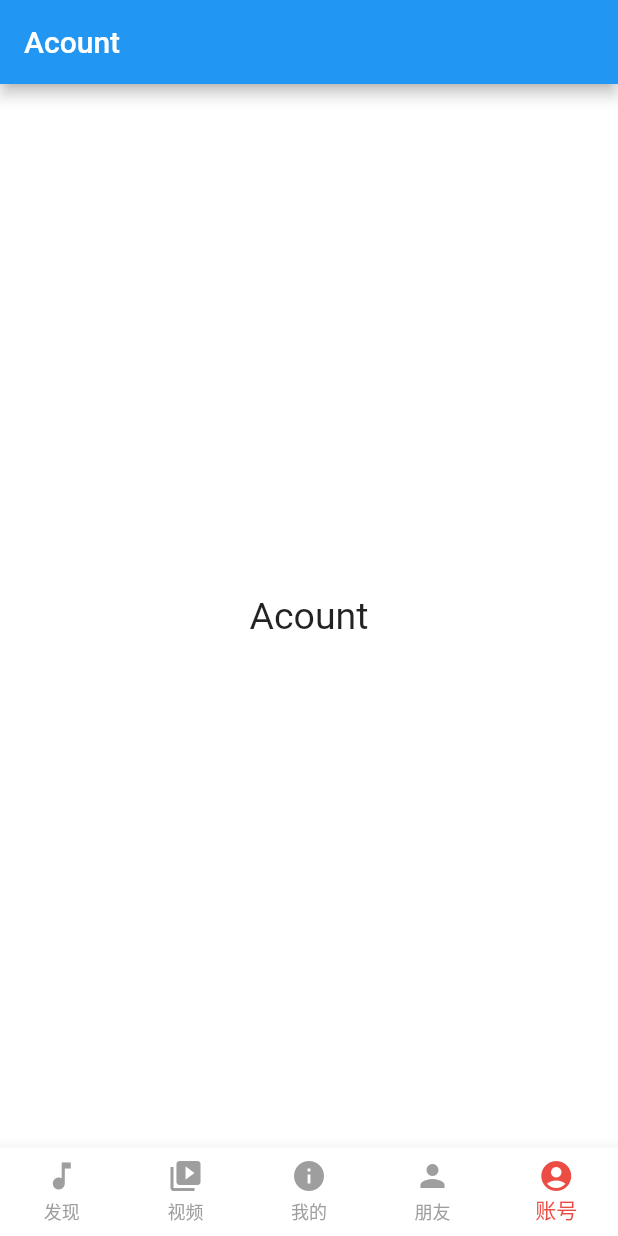
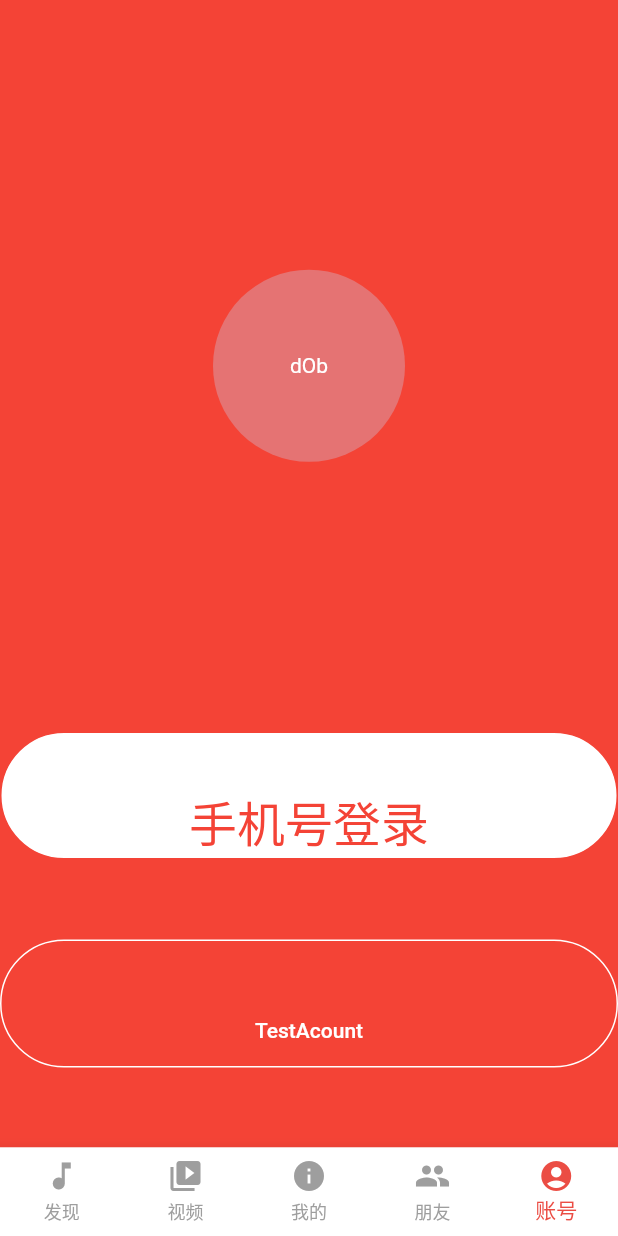
Before and after one commit to o1298098/Flutter-CloudMusic, a Flutter app: the screen it shows after launch, item 5 of the bottom bar chosen, on a phone screen of 412 x 824 dp. Run offline on Flutter 3.47's test engine with Material 2 defaults, Android fonts, the phone set to English and light mode, and no system bars; our stand-ins replace cached_network_image, cookie_jar, dio, flutter_screenutil, flutter_swiper, share and 1 more; missing offline and left inert: audioplayer, common_utils; network calls fail.

```diff
--- a/lib/main.dart
+++ b/lib/main.dart
@@ -1,3 +1,4 @@
+import 'package:cloudmusic/pages/startpage.dart';
 import 'package:flutter/material.dart';
 import 'package:cloudmusic/pages/discoverpage.dart';
 import 'package:cloudmusic/pages/userpage.dart';
@@ -8,7 +9,9 @@ import 'package:cloudmusic/pages/friendeventpage.dart';
 void main() {
   runApp(new MaterialApp(
     title: 'Flutter Tutorial',
-    theme: ThemeData(canvasColor: Colors.transparent,),
+    theme: ThemeData(
+      canvasColor: Colors.transparent,
+      primaryColor: Color.fromRGBO(235,77, 68, 1),),
     home: TutorialHome(),
   ));
 }
@@ -21,6 +24,7 @@ class TutorialHome extends StatefulWidget {
 }
 
 class _MyStatefulWidgetState extends State<TutorialHome> {
+  final pageController = PageController();
   int _selectedIndex = 0;
   static const TextStyle optionStyle =
       TextStyle(fontSize: 30, fontWeight: FontWeight.bold);
@@ -32,10 +36,10 @@ class _MyStatefulWidgetState extends State<TutorialHome> {
       ..add(ScrollVideoPage())
       ..add(UserPage())
       ..add(FrientEventPage())
-      ..add(AcountPage());
+      ..add(StartPage());
       super.initState();
   }
-  void _onItemTapped(int index) {
+  void onPageChanged(int index) {
     setState(() {
       _selectedIndex = index;
     });
@@ -44,7 +48,11 @@ class _MyStatefulWidgetState extends State<TutorialHome> {
   Widget build(BuildContext context) {
     return Scaffold(
       backgroundColor: Colors.white,
-      body: pages[_selectedIndex],
+      body: PageView(
+        children:pages,
+        controller: pageController,
+        onPageChanged: onPageChanged,
+        ),
       bottomNavigationBar: BottomNavigationBar(
         backgroundColor: Colors.white,
         items: const <BottomNavigationBarItem>[
@@ -61,7 +69,7 @@ class _MyStatefulWidgetState extends State<TutorialHome> {
             title: Text('我的'),
           ),
           BottomNavigationBarItem(
-            icon: Icon(Icons.person),
+            icon: Icon(Icons.people),
             title: Text('朋友'),
           ),
           BottomNavigationBarItem(
@@ -72,7 +80,9 @@ class _MyStatefulWidgetState extends State<TutorialHome> {
         currentIndex: _selectedIndex,
         selectedItemColor: Color.fromRGBO(235,77, 68, 1),
         unselectedItemColor: Colors.grey,
-        onTap: _onItemTapped,
+        onTap: (int index) {
+          pageController.jumpToPage(index);
+        },
         type: BottomNavigationBarType.fixed,
       ),
     );
--- a/lib/model/model.dart
+++ b/lib/model/model.dart
@@ -7,3 +7,4 @@ part 'personalized.dart';
 part 'newalbum.dart';
 part 'musicplaylist.dart';
 part 'songcomment.dart';
+part 'userinfo.dart';
--- /dev/null
+++ b/lib/pages/startpage.dart
@@ -0,0 +1,78 @@
+import 'package:cloudmusic/actions/Adapt.dart';
+import 'package:cloudmusic/pages/loginpage.dart';
+import 'package:flutter/material.dart';
+
+class StartPage extends StatefulWidget {
+  @override
+  StartPageState createState() => new StartPageState();
+}
+
+class StartPageState extends State<StartPage> {
+  @override
+  void initState() {
+    super.initState();
+  }
+
+  @override
+  Widget build(BuildContext context) {
+    return Scaffold(
+      backgroundColor: Colors.red,
+      body: Column(
+        mainAxisAlignment: MainAxisAlignment.start,
+        children: <Widget>[
+          Expanded(
+            child: Center(
+              child: Container(
+                alignment: Alignment.center,
+                height: Adapt.px(120),
+                width: Adapt.px(120),
+                decoration: BoxDecoration(
+                  color: Colors.red[300],
+                  borderRadius: BorderRadius.circular(Adapt.px(60)),
+                ),
+                child: Text(
+                  'dOb',
+                  style: TextStyle(color: Colors.white),
+                ),
+              ),
+            ),
+          ),
+          Container(
+            alignment: Alignment.bottomCenter,
+            width: Adapt.screenW() * 0.8,
+            height: Adapt.px(80),
+            decoration: BoxDecoration(
+              color: Colors.white,
+                border: Border.all(color: Colors.red),
+                borderRadius: BorderRadius.circular(Adapt.px(40))),
+            child: FlatButton(
+              textColor: Colors.red,
+              onPressed: () async{
+                await Navigator.push(context, new MaterialPageRoute(builder: (BuildContext context) {
+                  return new LoginPage();
+                }));
+              },
+              child: Text('手机号登录',style: TextStyle(fontSize: Adapt.px(30)),),
+            ),
+          ),
+          SizedBox(height: Adapt.px(50),),
+          Container(
+            alignment: Alignment.bottomCenter,
+            width: Adapt.screenW() * 0.8,
+            height: Adapt.px(80),
+            decoration: BoxDecoration(
+              color: Colors.red,
+                border: Border.all(color: Colors.white),
+                borderRadius: BorderRadius.circular(Adapt.px(40))),
+            child: FlatButton(
+              textColor: Colors.white,
+              onPressed: () {},
+              child: Text('TestAcount'),
+            ),
+          ),
+          SizedBox(height:Adapt.px(50),)
+        ],
+      ),
+    );
+  }
+}
--- a/pubspec.yaml
+++ b/pubspec.yaml
@@ -35,6 +35,7 @@ dependencies:
   share: ^0.6.1
   intl: ^0.15.8
   common_utils: ^1.1.1
+  fluttie: ^0.3.2
 
 dev_dependencies:
   flutter_test:
@@ -73,6 +74,7 @@ flutter:
     - images/ic_runman_w.png
     - images/ic_mic_b.png
     - images/CacheBG.jpg
+    - images/circlewave.json
   #  - images/a_dot_ham.jpeg
 
   # An image asset can refer to one or more resolution-specific "variants", see
```
Also changed, not shown: images/circlewave.json (added, +1 -0 lines), lib/actions/cloudmusicapihelper.dart (+5 -3 lines), lib/model/enum/cloudmusicvideogroup.dart (added, +46 -0 lines), lib/model/userinfo.dart (added, +186 -0 lines), lib/pages/discoverpage.dart (+7 -1 lines), lib/pages/loginpage.dart (added, +70 -0 lines), lib/pages/scrollvideopage.dart (+133 -10 lines), pubspec.lock, 1 other file.
